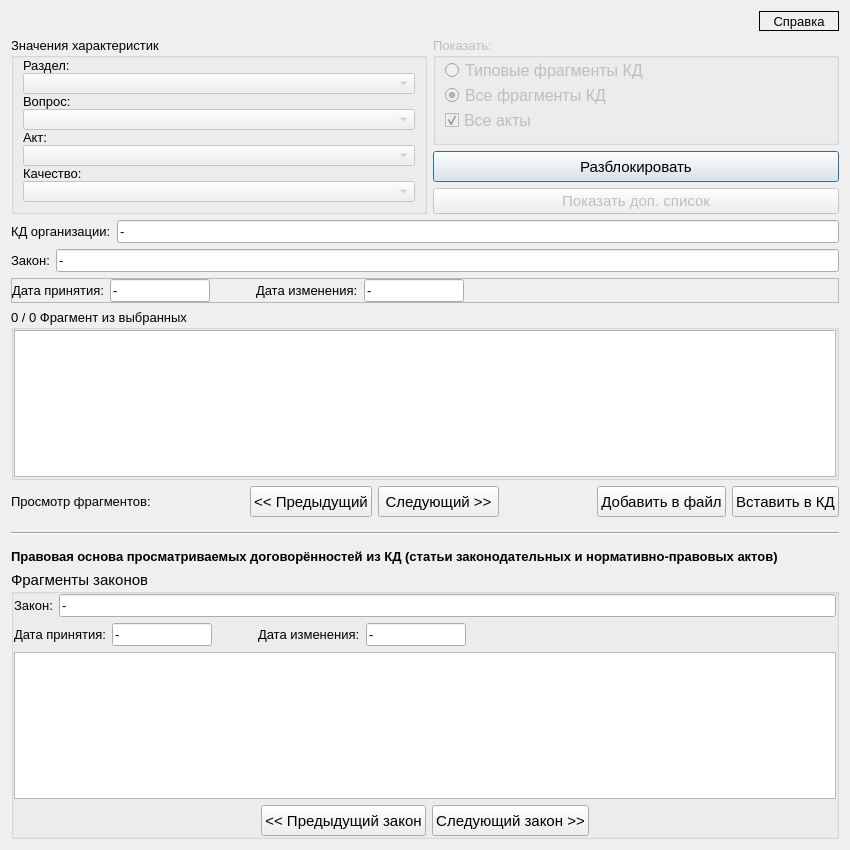
Qt form knowledgebase.ui (YakSid/KDC_RSREU) before a commit.
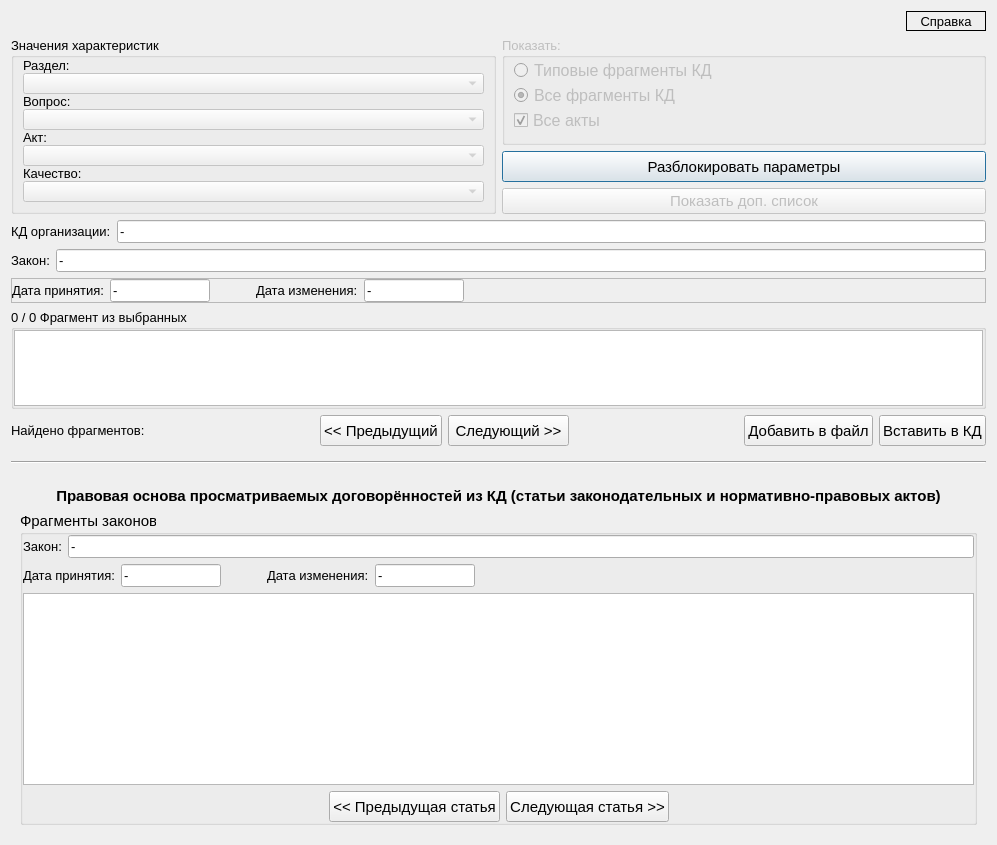
The same form after that commit.

Diff of the .ui file:
```diff
--- a/knowledgebase.ui
+++ b/knowledgebase.ui
@@ -6,8 +6,8 @@
    <rect>
     <x>0</x>
     <y>0</y>
-    <width>850</width>
-    <height>850</height>
+    <width>997</width>
+    <height>845</height>
    </rect>
   </property>
   <property name="minimumSize">
@@ -352,7 +352,7 @@
           <string>Изменить характеристики или тип показываемых фрагментов</string>
          </property>
          <property name="text">
-          <string>Разблокировать</string>
+          <string>Разблокировать параметры</string>
          </property>
         </widget>
        </item>
@@ -596,7 +596,7 @@
      <item>
       <widget class="QLabel" name="lb_look">
        <property name="text">
-        <string>Просмотр фрагментов:</string>
+        <string>Найдено фрагментов:</string>
        </property>
       </widget>
      </item>
@@ -714,10 +714,13 @@
     </widget>
    </item>
    <item>
+    <widget class="QWidget" name="wgt_laws" native="true">
+     <layout class="QVBoxLayout" name="verticalLayout_8">
+      <item>
     <widget class="QLabel" name="label_3">
      <property name="font">
       <font>
-       <pointsize>10</pointsize>
+          <pointsize>11</pointsize>
        <bold>true</bold>
        <underline>false</underline>
       </font>
@@ -725,6 +728,9 @@
      <property name="text">
       <string>Правовая основа просматриваемых договорённостей из КД (статьи законодательных и нормативно-правовых актов)</string>
      </property>
+        <property name="alignment">
+         <set>Qt::AlignCenter</set>
+        </property>
      <property name="wordWrap">
       <bool>true</bool>
      </property>
@@ -927,7 +933,7 @@
            </font>
           </property>
           <property name="text">
-           <string>&lt;&lt; Предыдущий закон</string>
+              <string>&lt;&lt; Предыдущая статья</string>
           </property>
          </widget>
         </item>
@@ -945,7 +951,7 @@
            </font>
           </property>
           <property name="text">
-           <string>Следующий закон &gt;&gt;</string>
+              <string>Следующая статья &gt;&gt;</string>
           </property>
          </widget>
         </item>
@@ -963,6 +969,9 @@
          </spacer>
         </item>
        </layout>
+         </item>
+        </layout>
+       </widget>
       </item>
      </layout>
     </widget>
```
Left out of the diff: 2 changed lines with no effect on the pictures. Lines whose indentation alone changed are shown as unchanged.
